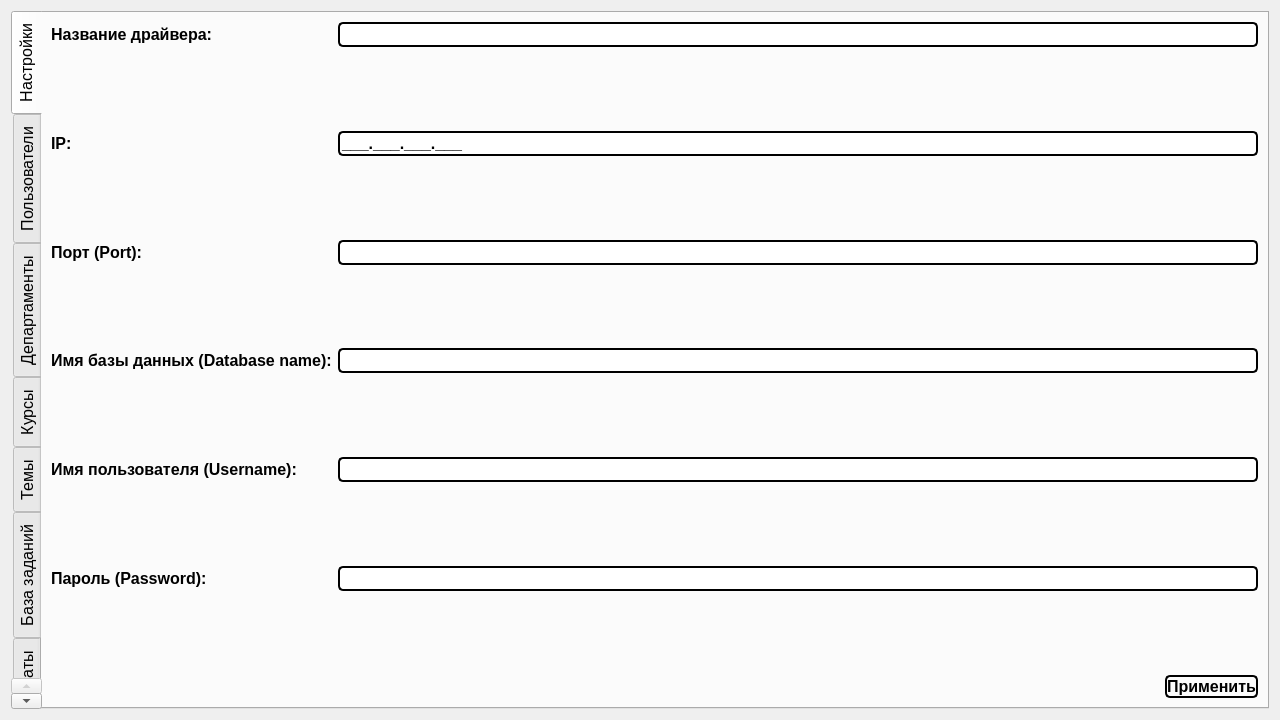
Above: adminwin.ui from Rayzedan/SystemControlStudent before the change. Below: the same form after it.
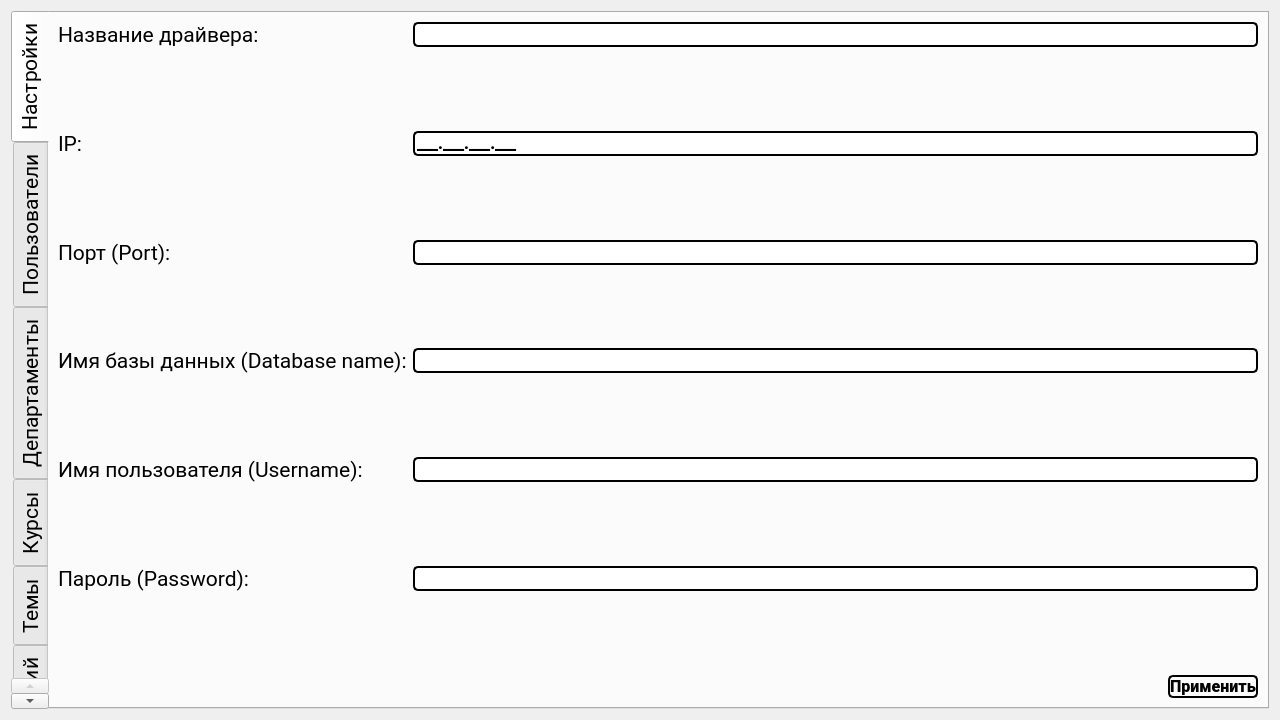
That is the form after the change. The open tabs and pages were chosen to show the change. Custom widgets are drawn as their Qt base class.

Diff of the .ui file:
```diff
--- a/adminwin.ui
+++ b/adminwin.ui
@@ -18,7 +18,8 @@
   </property>
   <property name="font">
    <font>
-    <pointsize>14</pointsize>
+    <family>Roboto</family>
+    <pointsize>16</pointsize>
    </font>
   </property>
   <property name="windowTitle">
@@ -46,7 +47,8 @@
     <widget class="TabWidget" name="tabWidget">
      <property name="font">
       <font>
-       <pointsize>12</pointsize>
+       <family>Roboto</family>
+       <pointsize>16</pointsize>
       </font>
      </property>
      <property name="tabPosition">
@@ -56,6 +58,12 @@
       <number>6</number>
      </property>
      <widget class="QWidget" name="Tab">
+      <property name="font">
+       <font>
+        <family>Roboto</family>
+        <pointsize>16</pointsize>
+       </font>
+      </property>
       <attribute name="title">
        <string>Настройки</string>
       </attribute>
@@ -66,8 +74,9 @@
           <widget class="QLabel" name="label_5">
            <property name="font">
             <font>
-             <pointsize>12</pointsize>
-             <bold>true</bold>
+             <family>Roboto</family>
+             <pointsize>16</pointsize>
+             <bold>false</bold>
             </font>
            </property>
            <property name="text">
@@ -107,8 +116,9 @@
           <widget class="QLabel" name="label">
            <property name="font">
             <font>
-             <pointsize>12</pointsize>
-             <bold>true</bold>
+             <family>Roboto</family>
+             <pointsize>16</pointsize>
+             <bold>false</bold>
             </font>
            </property>
            <property name="text">
@@ -148,8 +158,9 @@
           <widget class="QLabel" name="label_2">
            <property name="font">
             <font>
-             <pointsize>12</pointsize>
-             <bold>true</bold>
+             <family>Roboto</family>
+             <pointsize>16</pointsize>
+             <bold>false</bold>
             </font>
            </property>
            <property name="text">
@@ -186,8 +197,9 @@
           <widget class="QLabel" name="label_6">
            <property name="font">
             <font>
-             <pointsize>12</pointsize>
-             <bold>true</bold>
+             <family>Roboto</family>
+             <pointsize>16</pointsize>
+             <bold>false</bold>
             </font>
            </property>
            <property name="text">
@@ -224,8 +236,9 @@
           <widget class="QLabel" name="label_3">
            <property name="font">
             <font>
-             <pointsize>12</pointsize>
-             <bold>true</bold>
+             <family>Roboto</family>
+             <pointsize>16</pointsize>
+             <bold>false</bold>
             </font>
            </property>
            <property name="text">
@@ -262,8 +275,9 @@
           <widget class="QLabel" name="label_4">
            <property name="font">
             <font>
-             <pointsize>12</pointsize>
-             <bold>true</bold>
+             <family>Roboto</family>
+             <pointsize>16</pointsize>
+             <bold>false</bold>
             </font>
            </property>
            <property name="text">
```
Left out of the diff: 47 changed lines with no effect on the pictures.
